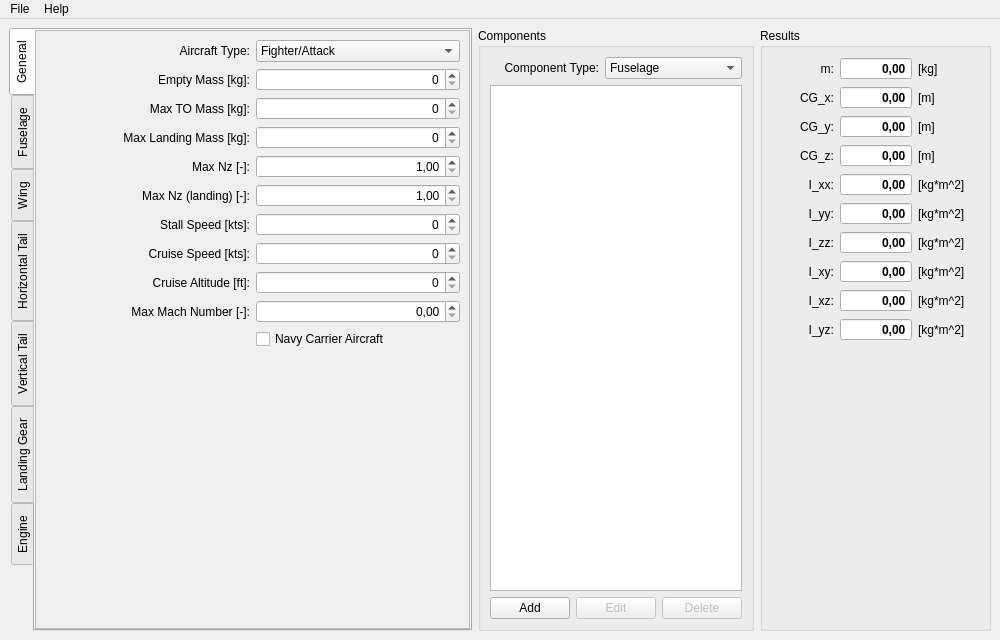
Before: the Qt Designer form mscsim-mass/src/gui/MainWindow.ui in marek-cel/mscsim-tools, drawn with Qt 5.
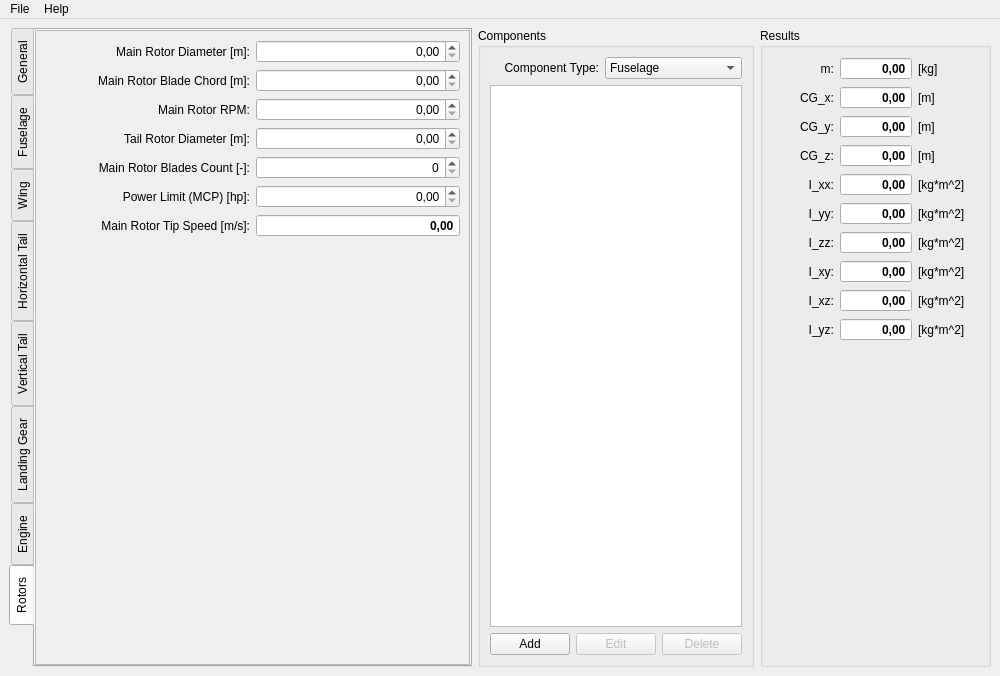
After: the same form once the commit is applied. The open tabs and pages were chosen to show the change.

Commit message: mscsim-mass - helicopter mass estimation, helicopter specific components (main and tail rotor)

The edit to the form file:
```diff
--- a/mscsim-mass/src/gui/MainWindow.ui
+++ b/mscsim-mass/src/gui/MainWindow.ui
@@ -7,7 +7,7 @@
     <x>0</x>
     <y>0</y>
     <width>1000</width>
-    <height>640</height>
+    <height>676</height>
    </rect>
   </property>
   <property name="windowTitle">
@@ -63,7 +63,7 @@
              <x>0</x>
              <y>0</y>
              <width>368</width>
-             <height>591</height>
+             <height>627</height>
             </rect>
            </property>
            <layout class="QGridLayout" name="gridLayout_3">
@@ -1942,6 +1942,218 @@
         </item>
        </layout>
       </widget>
+      <widget class="QWidget" name="tabRotors">
+       <attribute name="title">
+        <string>Rotors</string>
+       </attribute>
+       <layout class="QGridLayout" name="gridLayout_19">
+        <property name="leftMargin">
+         <number>0</number>
+        </property>
+        <property name="topMargin">
+         <number>0</number>
+        </property>
+        <property name="rightMargin">
+         <number>0</number>
+        </property>
+        <property name="bottomMargin">
+         <number>0</number>
+        </property>
+        <item row="0" column="0">
+         <widget class="QScrollArea" name="scrollAreaRotors">
+          <property name="widgetResizable">
+           <bool>true</bool>
+          </property>
+          <widget class="QWidget" name="scrollAreaWidgetContents_8">
+           <property name="geometry">
+            <rect>
+             <x>0</x>
+             <y>0</y>
+             <width>312</width>
+             <height>251</height>
+            </rect>
+           </property>
+           <layout class="QGridLayout" name="gridLayout_18">
+            <item row="5" column="0">
+             <widget class="QLabel" name="labelPowerLimit">
+              <property name="text">
+               <string>Power Limit (MCP) [hp]:</string>
+              </property>
+              <property name="alignment">
+               <set>Qt::AlignRight|Qt::AlignTrailing|Qt::AlignVCenter</set>
+              </property>
+              <property name="buddy">
+               <cstring>spinBoxPowerLimit</cstring>
+              </property>
+             </widget>
+            </item>
+            <item row="0" column="1">
+             <widget class="QDoubleSpinBox" name="spinBoxMainRotorDiameter">
+              <property name="alignment">
+               <set>Qt::AlignRight|Qt::AlignTrailing|Qt::AlignVCenter</set>
+              </property>
+             </widget>
+            </item>
+            <item row="5" column="1">
+             <widget class="QDoubleSpinBox" name="spinBoxPowerLimit">
+              <property name="alignment">
+               <set>Qt::AlignRight|Qt::AlignTrailing|Qt::AlignVCenter</set>
+              </property>
+              <property name="maximum">
+               <double>99999.990000000005239</double>
+              </property>
+             </widget>
+            </item>
+            <item row="2" column="0">
+             <widget class="QLabel" name="labelMainRotorRPM">
+              <property name="text">
+               <string>Main Rotor RPM:</string>
+              </property>
+              <property name="alignment">
+               <set>Qt::AlignRight|Qt::AlignTrailing|Qt::AlignVCenter</set>
+              </property>
+              <property name="buddy">
+               <cstring>spinBoxMainRotorRPM</cstring>
+              </property>
+             </widget>
+            </item>
+            <item row="1" column="0">
+             <widget class="QLabel" name="labelMainRotorChord">
+              <property name="text">
+               <string>Main Rotor Blade Chord [m]:</string>
+              </property>
+              <property name="alignment">
+               <set>Qt::AlignRight|Qt::AlignTrailing|Qt::AlignVCenter</set>
+              </property>
+              <property name="buddy">
+               <cstring>spinBoxMainRotorChord</cstring>
+              </property>
+             </widget>
+            </item>
+            <item row="3" column="0">
+             <widget class="QLabel" name="labelTailRotorDiameter">
+              <property name="text">
+               <string>Tail Rotor Diameter [m]:</string>
+              </property>
+              <property name="alignment">
+               <set>Qt::AlignRight|Qt::AlignTrailing|Qt::AlignVCenter</set>
+              </property>
+              <property name="buddy">
+               <cstring>spinBoxTailRotorDiameter</cstring>
+              </property>
+             </widget>
+            </item>
+            <item row="0" column="0">
+             <widget class="QLabel" name="labelMainRotorDiameter">
+              <property name="text">
+               <string>Main Rotor Diameter [m]:</string>
+              </property>
+              <property name="alignment">
+               <set>Qt::AlignRight|Qt::AlignTrailing|Qt::AlignVCenter</set>
+              </property>
+              <property name="buddy">
+               <cstring>spinBoxMainRotorDiameter</cstring>
+              </property>
+             </widget>
+            </item>
+            <item row="7" column="1">
+             <spacer name="verticalSpacer_3">
+              <property name="orientation">
+               <enum>Qt::Vertical</enum>
+              </property>
+              <property name="sizeHint" stdset="0">
+               <size>
+                <width>20</width>
+                <height>373</height>
+               </size>
+              </property>
+             </spacer>
+            </item>
+            <item row="3" column="1">
+             <widget class="QDoubleSpinBox" name="spinBoxTailRotorDiameter">
+              <property name="alignment">
+               <set>Qt::AlignRight|Qt::AlignTrailing|Qt::AlignVCenter</set>
+              </property>
+             </widget>
+            </item>
+            <item row="2" column="1">
+             <widget class="QDoubleSpinBox" name="spinBoxMainRotorRPM">
+              <property name="alignment">
+               <set>Qt::AlignRight|Qt::AlignTrailing|Qt::AlignVCenter</set>
+              </property>
+              <property name="maximum">
+               <double>9999.989999999999782</double>
+              </property>
+             </widget>
+            </item>
+            <item row="4" column="0">
+             <widget class="QLabel" name="labelMainRotorBlades">
+              <property name="text">
+               <string>Main Rotor Blades Count [-]:</string>
+              </property>
+              <property name="alignment">
+               <set>Qt::AlignRight|Qt::AlignTrailing|Qt::AlignVCenter</set>
+              </property>
+              <property name="buddy">
+               <cstring>spinBoxMainRotorBlades</cstring>
+              </property>
+             </widget>
+            </item>
+            <item row="1" column="1">
+             <widget class="QDoubleSpinBox" name="spinBoxMainRotorChord">
+              <property name="alignment">
+               <set>Qt::AlignRight|Qt::AlignTrailing|Qt::AlignVCenter</set>
+              </property>
+             </widget>
+            </item>
+            <item row="4" column="1">
+             <widget class="QSpinBox" name="spinBoxMainRotorBlades">
+              <property name="alignment">
+               <set>Qt::AlignRight|Qt::AlignTrailing|Qt::AlignVCenter</set>
+              </property>
+             </widget>
+            </item>
+            <item row="6" column="0">
+             <widget class="QLabel" name="labelMainRotorTipVel">
+              <property name="text">
+               <string>Main Rotor Tip Speed [m/s]:</string>
+              </property>
+              <property name="alignment">
+               <set>Qt::AlignRight|Qt::AlignTrailing|Qt::AlignVCenter</set>
+              </property>
+             </widget>
+            </item>
+            <item row="6" column="1">
+             <widget class="QDoubleSpinBox" name="spinBoxMainRotorTipVel">
+              <property name="font">
+               <font>
+                <weight>75</weight>
+                <bold>true</bold>
+               </font>
+              </property>
+              <property name="focusPolicy">
+               <enum>Qt::NoFocus</enum>
+              </property>
+              <property name="alignment">
+               <set>Qt::AlignRight|Qt::AlignTrailing|Qt::AlignVCenter</set>
+              </property>
+              <property name="readOnly">
+               <bool>true</bool>
+              </property>
+              <property name="buttonSymbols">
+               <enum>QAbstractSpinBox::NoButtons</enum>
+              </property>
+              <property name="maximum">
+               <double>999.990000000000009</double>
+              </property>
+             </widget>
+            </item>
+           </layout>
+          </widget>
+         </widget>
+        </item>
+       </layout>
+      </widget>
      </widget>
     </item>
     <item row="0" column="1">
```
Left out of the diff: 601 changed lines with no effect on the pictures. The commit also changes 26 other files.
